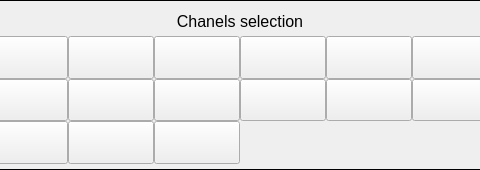
Qt form settingChannelSelection.ui (coucou1121/Datalogger) before a commit; both pictures show x 110 to 590 and y 0 to 170 of the 700 by 170 pixel window.
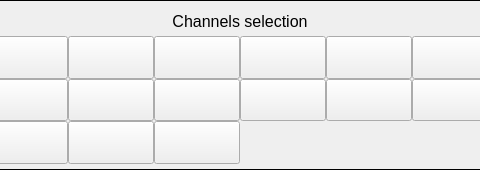
The same form after that commit.

```diff
--- a/settingChannelSelection.ui
+++ b/settingChannelSelection.ui
@@ -486,7 +486,7 @@
       </font>
      </property>
      <property name="text">
-      <string>Chanels selection</string>
+      <string>Channels selection</string>
      </property>
      <property name="alignment">
       <set>Qt::AlignCenter</set>
```
